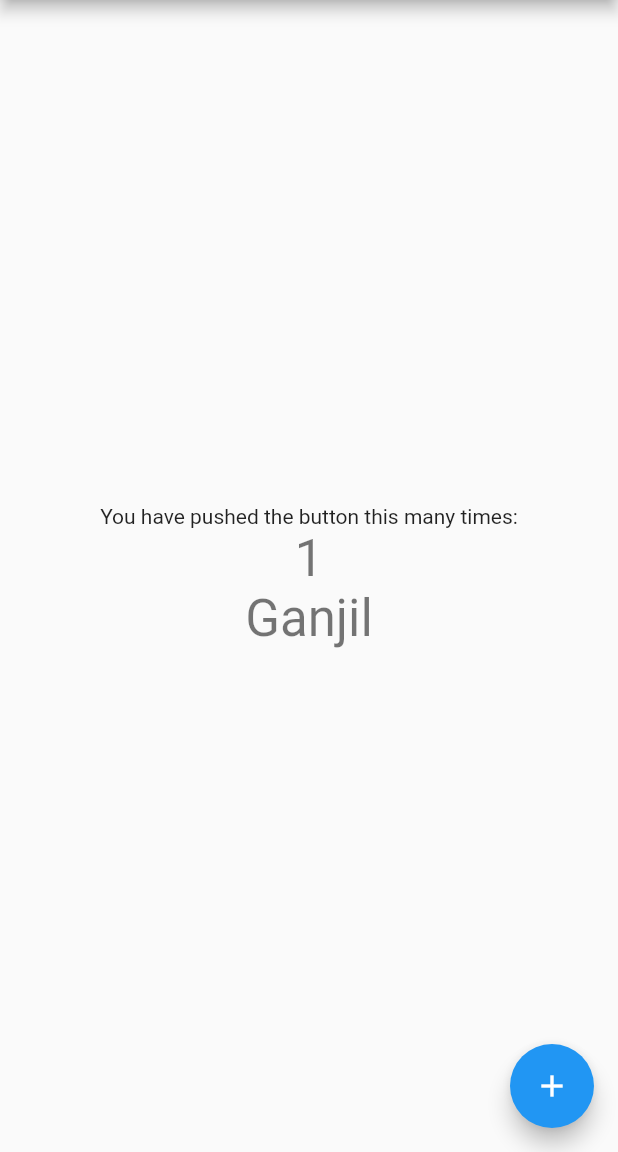
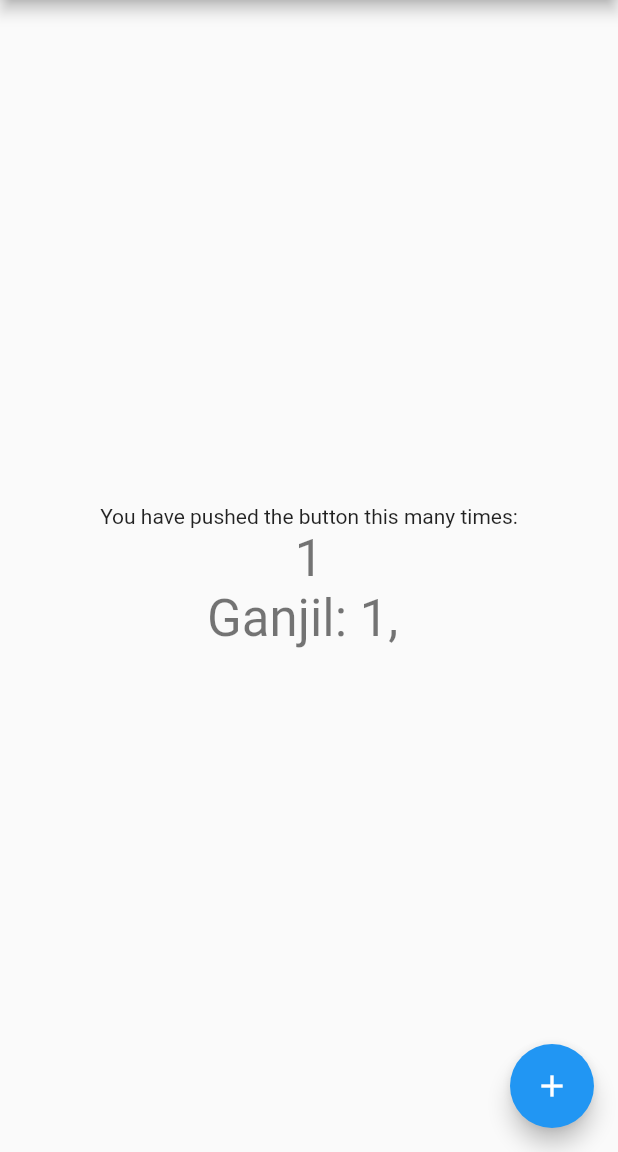
Before and after one commit to imamshofiuddin/dart-basic-practice-1, a Flutter app: the screen it shows after launch, after a tap on the "add" icon, on a phone screen of 412 x 824 dp, the part 84-1236 px from its top. Run offline on Flutter 3.47's test engine with Material 2 defaults, Android fonts, the phone set to English and light mode, and no system bars.

```diff
--- a/lib/main.dart
+++ b/lib/main.dart
@@ -62,10 +62,11 @@ class _MyHomePageState extends State<MyHomePage> {
         _counter = 1;
       }
 
-      if (_counter % 2 == 0) {
-        _text = "Genap";
-      } else {
-        _text = "Ganjil";
+      _text = "Ganjil: ";
+      for (int i = 0; i <= _counter; i++) {
+        if (i % 2 != 0) {
+          _text += '${i}, ';
+        }
       }
     });
   }
```
